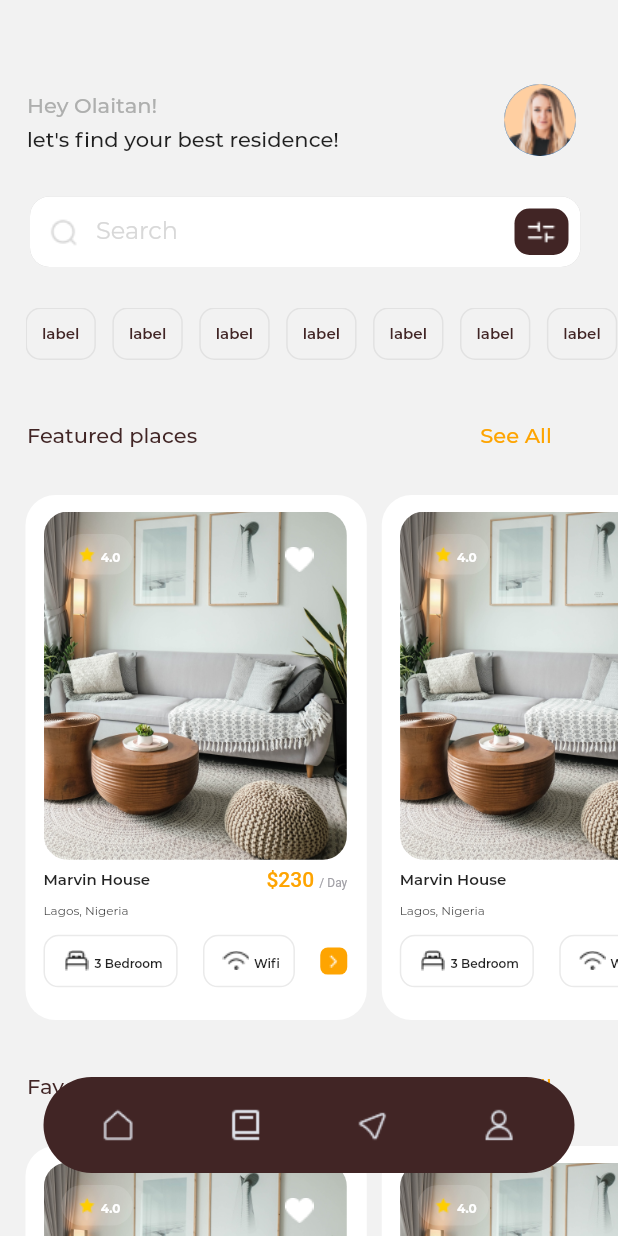
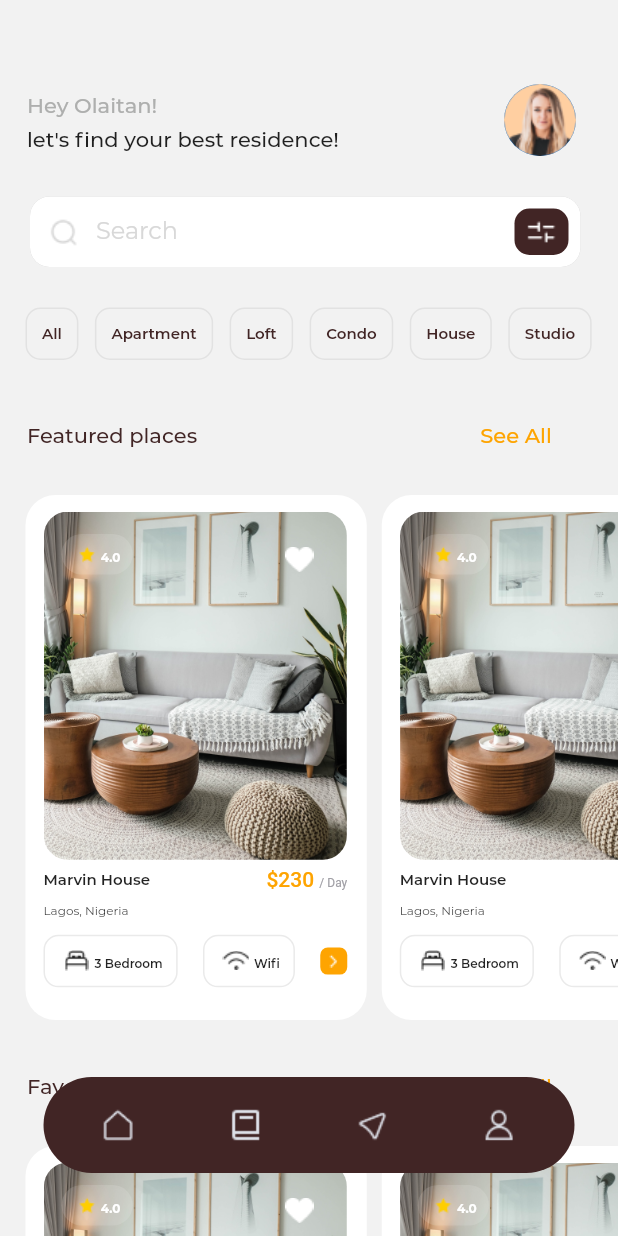
Before and after one commit to onumengine/encostay, a Flutter app: the HomeScreen screen opened directly, on a phone screen of 412 x 824 dp. Run offline on Flutter 3.47's test engine with Material 2 defaults, Android fonts, the phone set to English and light mode, and no system bars; drawn by our look-alikes of floating_bottom_navigation_bar; our stand-ins replace introduction_screen, otp_text_field; missing offline and left inert: flutter_rounded_date_picker; project files that could hold a hidden picture were left out.

Commit message:
create a list of labels

```diff
--- a/lib/ui/screens/home_screen.dart
+++ b/lib/ui/screens/home_screen.dart
@@ -17,6 +17,14 @@ class HomeScreen extends StatefulWidget {
 class _HomeScreenState extends State<HomeScreen> {
   TextEditingController controller = TextEditingController();
   int _navbarIndex = 0;
+  List<String> _labels = [
+    'All',
+    'Apartment',
+    'Loft',
+    'Condo',
+    'House',
+    'Studio',
+  ];
 
   @override
   Widget build(BuildContext context) {
@@ -86,8 +94,8 @@ class _HomeScreenState extends State<HomeScreen> {
               height: 35,
               padding: EdgeInsets.only(left: 17),
               child: ListView.separated(
-                itemBuilder: (_, index) => CustomChip(label: 'label'),
-                itemCount: 20,
+                itemBuilder: (_, index) => CustomChip(label: _labels[index]),
+                itemCount: _labels.length,
                 separatorBuilder: (_, index) => SizedBox(
                   width: 11,
                 ),
```
